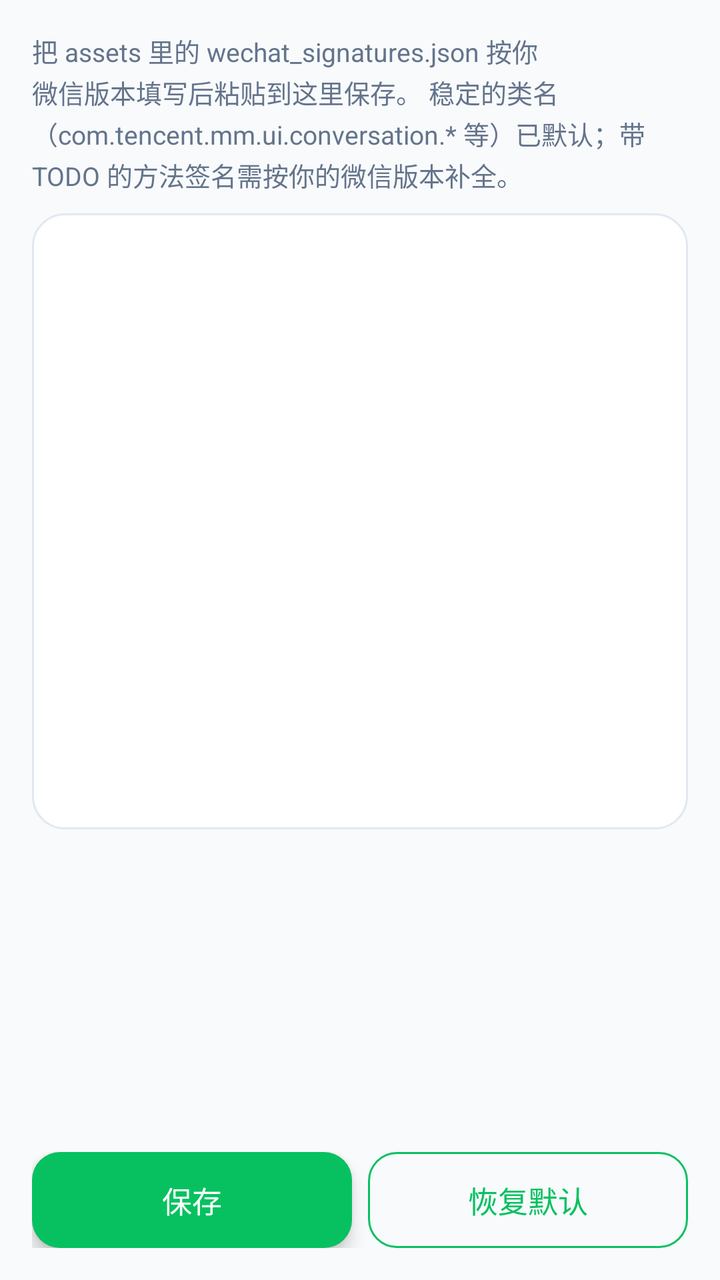
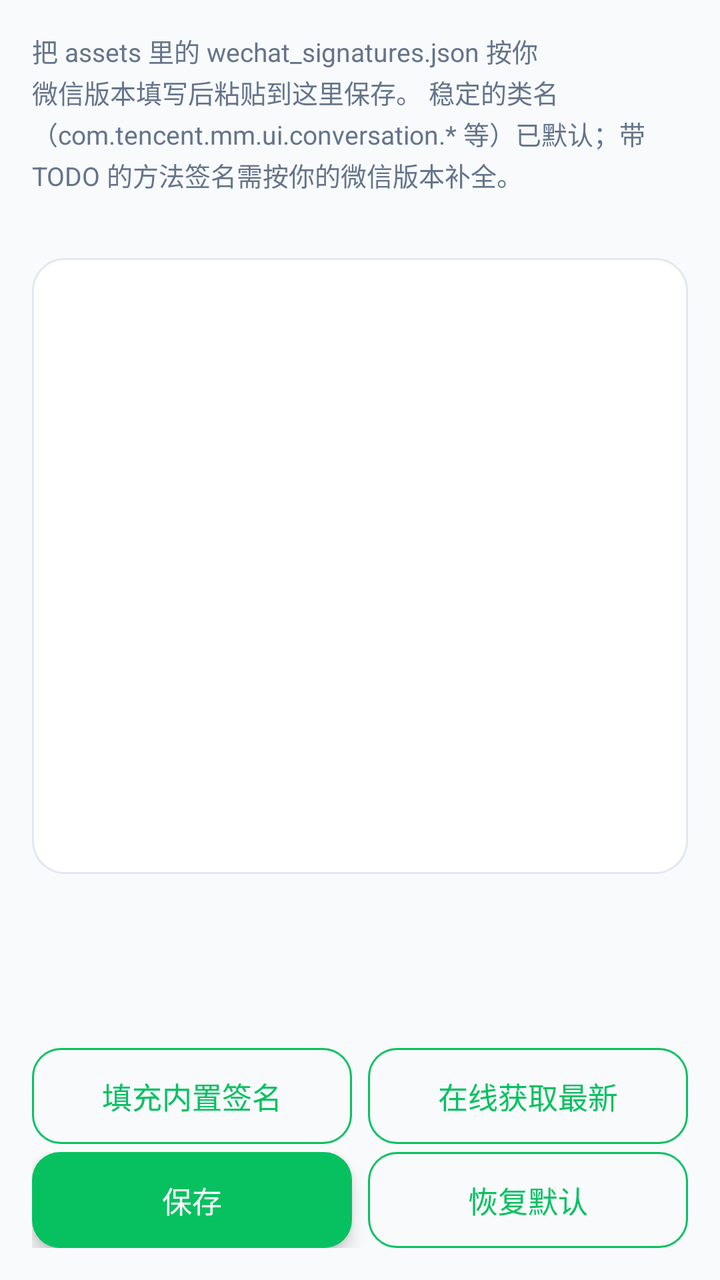

Two renders of the same Android screen: before a commit and after it. Below are the layout's source before the change and the commit's diff.
<!-- AndroidManifest.xml: application theme AppTheme -->
<!-- res/layout/activity_signature.xml -->
<?xml version="1.0" encoding="utf-8"?>
<LinearLayout xmlns:android="http://schemas.android.com/apk/res/android"
    android:layout_width="match_parent"
    android:layout_height="match_parent"
    android:background="@color/wg_page_bg"
    android:orientation="vertical">

    <TextView
        style="@style/WgRowSub"
        android:paddingStart="16dp"
        android:paddingEnd="16dp"
        android:paddingTop="14dp"
        android:paddingBottom="10dp"
        android:text="@string/signature_hint"
        android:textSize="13sp" />

    <ScrollView
        android:layout_width="match_parent"
        android:layout_height="0dp"
        android:layout_weight="1"
        android:clipToPadding="false"
        android:paddingStart="@dimen/wg_content_side"
        android:paddingEnd="@dimen/wg_content_side"
        android:paddingBottom="8dp">

        <EditText
            android:id="@+id/et_json"
            android:layout_width="match_parent"
            android:layout_height="wrap_content"
            android:background="@drawable/bg_wg_card"
            android:fontFamily="monospace"
            android:gravity="top"
            android:includeFontPadding="false"
            android:minLines="20"
            android:padding="14dp"
            android:textColor="@color/wg_text_primary"
            android:textSize="12sp" />
    </ScrollView>

    <LinearLayout
        android:layout_width="match_parent"
        android:layout_height="wrap_content"
        android:orientation="horizontal"
        android:paddingStart="@dimen/wg_content_side"
        android:paddingEnd="@dimen/wg_content_side"
        android:paddingTop="4dp"
        android:paddingBottom="@dimen/wg_content_side">

        <Button
            android:id="@+id/btn_save"
            style="@style/WgButton"
            android:layout_width="0dp"
            android:layout_height="wrap_content"
            android:layout_marginEnd="8dp"
            android:layout_weight="1"
            android:text="@string/signature_save" />

        <Button
            android:id="@+id/btn_reset"
            style="@style/WgButton.Outlined"
            android:layout_width="0dp"
            android:layout_height="wrap_content"
            android:layout_weight="1"
            android:text="@string/signature_reset" />
    </LinearLayout>
</LinearLayout>
<!-- resources referenced by this layout -->
<resources>
  <color name="wg_page_bg">#FFF8FAFC</color>
  <color name="wg_text_primary">#FF1F2937</color>
  <dimen name="wg_content_side">16dp</dimen>
  <!-- drawable bg_wg_card (drawable) -->
  <?xml version="1.0" encoding="utf-8"?>
  <shape xmlns:android="http://schemas.android.com/apk/res/android"
      android:shape="rectangle">
      <solid android:color="@color/wg_surface" />
      <corners android:radius="@dimen/wg_radius_card" />
      <stroke
          android:width="1dp"
          android:color="@color/wg_border" />
  </shape>
  <string name="signature_hint">把 assets 里的 wechat_signatures.json 按你微信版本填写后粘贴到这里保存。
  稳定的类名（com.tencent.mm.ui.conversation.* 等）已默认；带 TODO 的方法签名需按你的微信版本补全。</string>
  <string name="signature_reset">恢复默认</string>
  <string name="signature_save">保存</string>
  <style name="WgButton" parent="Widget.AppCompat.Button">
          <item name="android:background">@drawable/bg_wg_button</item>
          <item name="android:textColor">@android:color/white</item>
          <item name="android:textSize">15sp</item>
          <item name="android:textAllCaps">false</item>
          <item name="android:minHeight">48dp</item>
          <item name="android:stateListAnimator">@animator/wg_lift</item>
      </style>
  <style name="WgButton.Outlined">
          <item name="android:background">@drawable/bg_wg_button_outlined</item>
          <item name="android:textColor">@color/wg_brand</item>
      </style>
  <style name="WgRowSub">
          <item name="android:layout_width">match_parent</item>
          <item name="android:layout_height">wrap_content</item>
          <item name="android:textColor">@color/wg_text_secondary</item>
          <item name="android:textSize">12sp</item>
          <item name="android:lineSpacingExtra">2dp</item>
          <item name="android:includeFontPadding">false</item>
          <item name="android:layout_marginTop">2dp</item>
      </style>
  <style name="AppTheme" parent="AppTheme.Base">
          <item name="android:windowLightStatusBar">true</item>
          <item name="android:windowLightNavigationBar">true</item>
      </style>
  <color name="wg_surface">#FFFFFFFF</color>
  <dimen name="wg_radius_card">16dp</dimen>
  <color name="wg_border">#FFE2E8F0</color>
  <!-- drawable bg_wg_button (drawable) -->
  <?xml version="1.0" encoding="utf-8"?>
  <ripple xmlns:android="http://schemas.android.com/apk/res/android"
      android:color="@color/wg_ripple_on_brand">
      <item
          android:id="@android:id/mask"
          android:gravity="fill">
          <shape android:shape="rectangle">
              <solid android:color="@android:color/white" />
              <corners android:radius="@dimen/wg_radius_btn" />
          </shape>
      </item>
      <item>
          <shape android:shape="rectangle">
              <solid android:color="@color/wg_brand" />
              <corners android:radius="@dimen/wg_radius_btn" />
          </shape>
      </item>
  </ripple>
  <color name="wg_brand">#FF07C160</color>
  <color name="wg_text_secondary">#FF64748B</color>
  <color name="wg_ripple_on_brand">#33FFFFFF</color>
  <dimen name="wg_radius_btn">14dp</dimen>
  <color name="wg_ripple">#14000000</color>
  <color name="wg_brand_strong">#FF059669</color>
  <!-- unchanged entries left out for length: 2 -->
</resources>

<!-- the commit's change to res/layout/activity_signature.xml (unified diff, before → after) -->
@@ -10,9 +10,19 @@
         android:paddingStart="16dp"
         android:paddingEnd="16dp"
         android:paddingTop="14dp"
-        android:paddingBottom="10dp"
+        android:paddingBottom="6dp"
         android:text="@string/signature_hint"
         android:textSize="13sp" />
+
+    
+    <TextView
+        android:id="@+id/tv_status"
+        android:layout_width="match_parent"
+        android:layout_height="wrap_content"
+        android:paddingStart="16dp"
+        android:paddingEnd="16dp"
+        android:paddingBottom="10dp"
+        android:textSize="12sp" />
 
     <ScrollView
         android:layout_width="match_parent"
@@ -36,6 +46,33 @@
             android:textColor="@color/wg_text_primary"
             android:textSize="12sp" />
     </ScrollView>
+
+    
+    <LinearLayout
+        android:layout_width="match_parent"
+        android:layout_height="wrap_content"
+        android:orientation="horizontal"
+        android:paddingStart="@dimen/wg_content_side"
+        android:paddingEnd="@dimen/wg_content_side"
+        android:paddingTop="4dp">
+
+        <Button
+            android:id="@+id/btn_bundled"
+            style="@style/WgButton.Outlined"
+            android:layout_width="0dp"
+            android:layout_height="wrap_content"
+            android:layout_marginEnd="8dp"
+            android:layout_weight="1"
+            android:text="@string/signature_fill_bundled" />
+
+        <Button
+            android:id="@+id/btn_fetch"
+            style="@style/WgButton.Outlined"
+            android:layout_width="0dp"
+            android:layout_height="wrap_content"
+            android:layout_weight="1"
+            android:text="@string/signature_fetch_online" />
+    </LinearLayout>
 
     <LinearLayout
         android:layout_width="match_parent"
<!-- resource entries referenced after the edit -->
@@ -13,6 +13,8 @@
           android:width="1dp"
           android:color="@color/wg_border" />
   </shape>
+  <string name="signature_fetch_online">在线获取最新</string>
+  <string name="signature_fill_bundled">填充内置签名</string>
   <string name="signature_hint">把 assets 里的 wechat_signatures.json 按你微信版本填写后粘贴到这里保存。
   稳定的类名（com.tencent.mm.ui.conversation.* 等）已默认；带 TODO 的方法签名需按你的微信版本补全。</string>
   <string name="signature_reset">恢复默认</string>
